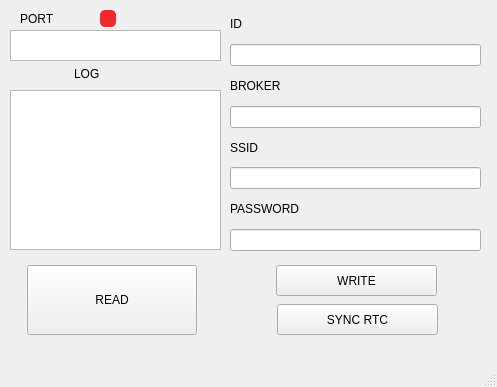
First picture: the form in node_setup.ui, repository mamangopik/node_setup, before the edit.
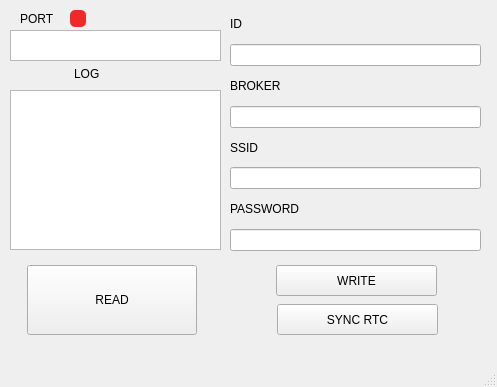
Second picture: the form after the edit.

```diff
--- a/node_setup.ui
+++ b/node_setup.ui
@@ -154,7 +154,7 @@
    <widget class="QLabel" name="label">
     <property name="geometry">
      <rect>
-      <x>100</x>
+      <x>70</x>
       <y>10</y>
       <width>16</width>
       <height>17</height>
```
Left out of the diff: 2 changed lines with no effect on the pictures.
